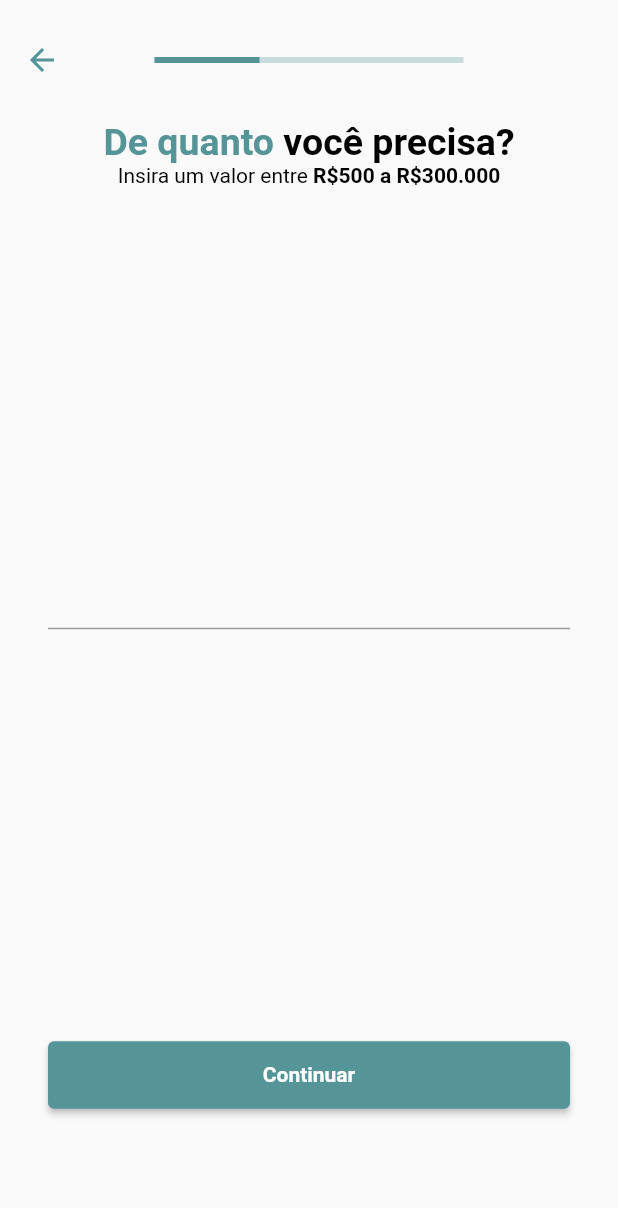
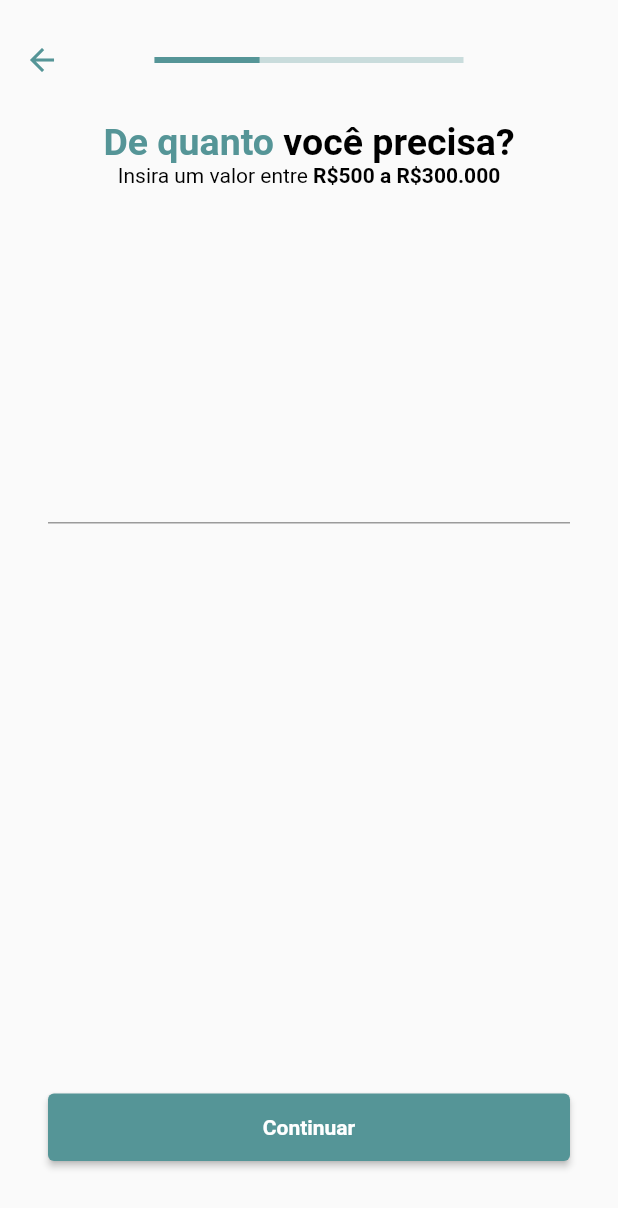
Before and after one commit to Mathvdias/credit_simulator_rispar, a Flutter app: the screen it shows after launch, after a tap on "Continuar", on a phone screen of 412 x 824 dp. Shown: the top 1208 px of the screen. Run offline on Flutter 3.47's test engine with Material 2 defaults, Android fonts, the phone set to English and light mode, and no system bars; our stand-ins replace flutter_svg.

Commit message:
feat: size screen money quantity adaptative

```diff
--- a/lib/src/modules/set_money/view/components/set_data_payment.dart
+++ b/lib/src/modules/set_money/view/components/set_data_payment.dart
@@ -17,7 +17,6 @@ class SetDataPayment extends StatefulWidget {
 }
 
 class _SetDataPaymentState extends State<SetDataPayment> {
-  final double _height = 50;
   @override
   Widget build(BuildContext context) {
     return Column(
@@ -25,8 +24,8 @@ class _SetDataPaymentState extends State<SetDataPayment> {
       children: [
         const TextInfoPattern(fontSize: 25, titleExtension: 'Valor escolhido'),
         _textColorGreen('R\$25.000'),
-        SizedBox(
-          height: _height,
+        const Spacer(
+          flex: 1,
         ),
         const TextInfoPattern(
             fontSize: 18,
@@ -46,14 +45,19 @@ class _SetDataPaymentState extends State<SetDataPayment> {
           max: 50,
           min: 20,
         ),
-        SizedBox(
-          height: _height,
+        const Spacer(
+          flex: 1,
         ),
         _textColorGreen('Garantia protegida'),
         _textInformationCrash(),
-        SizedBox(height: _height + 95),
+        const Spacer(
+          flex: 4,
+        ),
         _buttonNextWithoutWarranty(),
         _buttonNextPage(),
+        const Spacer(
+          flex: 2,
+        ),
       ],
     );
   }
--- a/lib/src/modules/set_money/view/components/set_money_quantity.dart
+++ b/lib/src/modules/set_money/view/components/set_money_quantity.dart
@@ -18,12 +18,11 @@ class SetMoneyQuantity extends StatefulWidget {
 class _SetMoneyQuantityState extends State<SetMoneyQuantity> {
   @override
   Widget build(BuildContext context) {
-    return ListView(
-      children: [
-        Column(
+    return Column(
       crossAxisAlignment: CrossAxisAlignment.center,
       children: [
         Column(
+          mainAxisAlignment: MainAxisAlignment.spaceEvenly,
           children: [
             _infoSetMoneyValue(),
             const TextInfoPattern(
@@ -31,17 +30,18 @@ class _SetMoneyQuantityState extends State<SetMoneyQuantity> {
                 titleExtension: 'R\$500 a R\$300.000'),
           ],
         ),
-            SizedBox(
-              height: MediaQuery.of(context).size.height / 3.5,
+        const Spacer(
+          flex: 1,
         ),
         const InputTextFormField(
           inputText: '',
         ),
-            SizedBox(
-              height: MediaQuery.of(context).size.height / 3,
+        const Spacer(
+          flex: 2,
         ),
         Padding(
-              padding: const EdgeInsets.symmetric(horizontal: kPadding),
+          padding:
+              const EdgeInsets.symmetric(horizontal: kPadding, vertical: 50),
           child: SizedBox(
               width: double.maxFinite,
               height: 45,
@@ -52,8 +52,6 @@ class _SetMoneyQuantityState extends State<SetMoneyQuantity> {
                     style: TextStyle(fontWeight: FontWeight.bold),
                   ))),
         )
-          ],
-        ),
       ],
     );
   }
```
Lines whose indentation alone changed are shown as unchanged.
